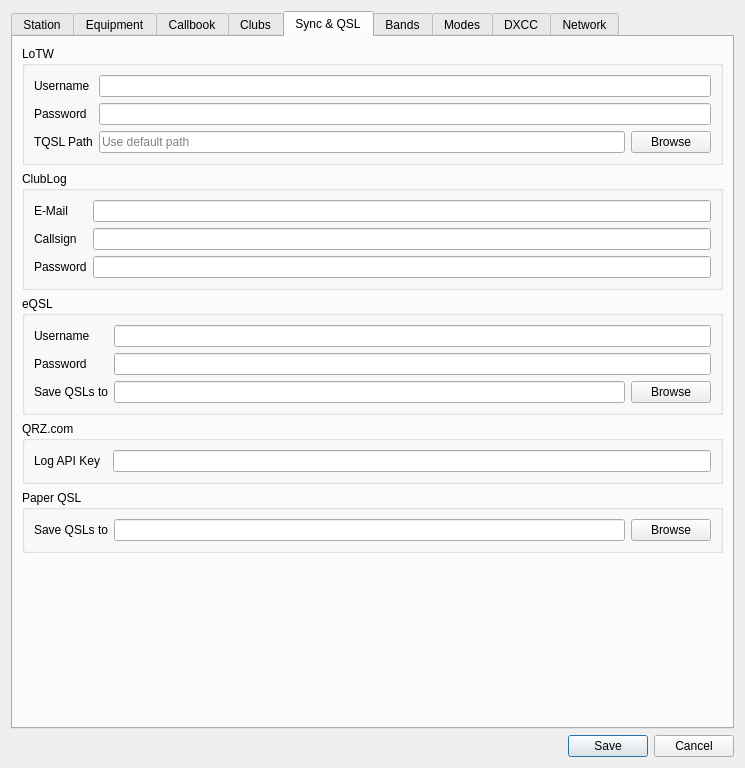
The window that ui/SettingsDialog.ui (k5mcd/QLog) describes before a commit, drawn with Qt 5.
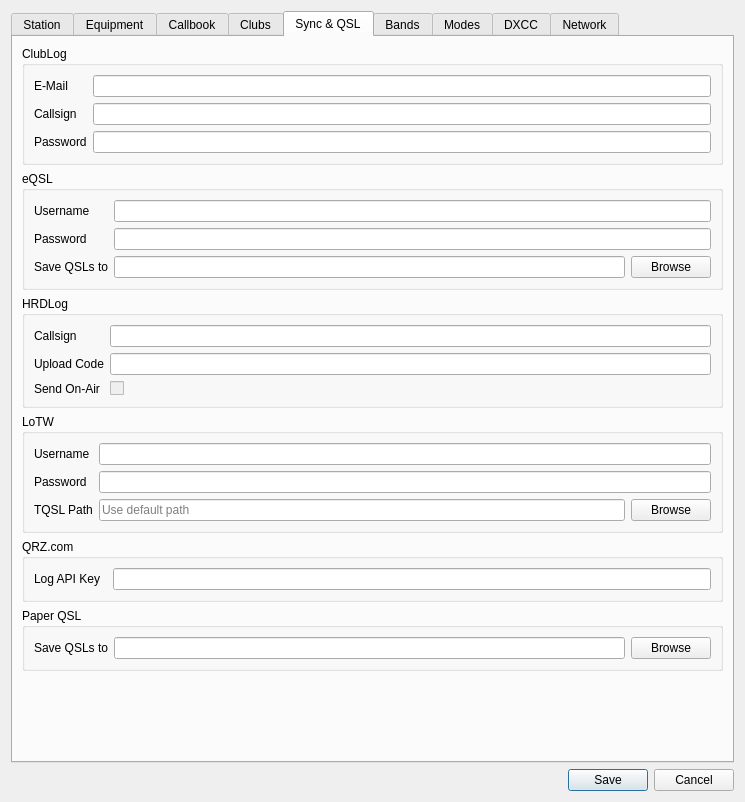
The same window after the commit. The open tabs and pages were chosen to show the change. Icons and pictures are not drawn.

Diff of the .ui file:
```diff
--- a/ui/SettingsDialog.ui
+++ b/ui/SettingsDialog.ui
@@ -7,7 +7,7 @@
     <x>0</x>
     <y>0</y>
     <width>745</width>
-    <height>768</height>
+    <height>802</height>
    </rect>
   </property>
   <property name="windowTitle">
@@ -2942,73 +2942,7 @@
        <string>Sync &amp;&amp; QSL</string>
       </attribute>
       <layout class="QGridLayout" name="gridLayout_6">
-       <item row="3" column="0">
-        <widget class="QGroupBox" name="groupBox_14">
-         <property name="title">
-          <string>QRZ.com</string>
-         </property>
-         <layout class="QFormLayout" name="formLayout_13">
-          <item row="0" column="0">
-           <widget class="QLabel" name="qrzApiKeyLabel">
-            <property name="text">
-             <string>Log API Key  </string>
-            </property>
-           </widget>
-          </item>
-          <item row="0" column="1">
-           <widget class="QLineEdit" name="qrzApiKeyEdit">
-            <property name="echoMode">
-             <enum>QLineEdit::Password</enum>
-            </property>
-           </widget>
-          </item>
-         </layout>
-        </widget>
-       </item>
        <item row="1" column="0">
-        <widget class="QGroupBox" name="groupBox_5">
-         <property name="title">
-          <string>ClubLog</string>
-         </property>
-         <layout class="QFormLayout" name="formLayout_5">
-          <item row="1" column="0">
-           <widget class="QLabel" name="clublogEmailLabel">
-            <property name="text">
-             <string>E-Mail</string>
-            </property>
-           </widget>
-          </item>
-          <item row="1" column="1">
-           <widget class="QLineEdit" name="clublogEmailEdit"/>
-          </item>
-          <item row="2" column="1">
-           <widget class="QLineEdit" name="clublogCallsignEdit"/>
-          </item>
-          <item row="2" column="0">
-           <widget class="QLabel" name="clublogCallsignLabel">
-            <property name="text">
-             <string>Callsign</string>
-            </property>
-           </widget>
-          </item>
-          <item row="3" column="0">
-           <widget class="QLabel" name="clublogPasswordLabel">
-            <property name="text">
-             <string>Password</string>
-            </property>
-           </widget>
-          </item>
-          <item row="3" column="1">
-           <widget class="QLineEdit" name="clublogPasswordEdit">
-            <property name="echoMode">
-             <enum>QLineEdit::Password</enum>
-            </property>
-           </widget>
-          </item>
-         </layout>
-        </widget>
-       </item>
-       <item row="2" column="0">
         <widget class="QGroupBox" name="groupBox_9">
          <property name="title">
           <string>eQSL</string>
@@ -3070,7 +3004,111 @@
          </layout>
         </widget>
        </item>
+       <item row="8" column="0">
+        <widget class="QGroupBox" name="groupBox_16">
+         <property name="title">
+          <string>Paper QSL</string>
+         </property>
+         <layout class="QFormLayout" name="formLayout_15">
+          <item row="0" column="0">
+           <widget class="QLabel" name="paperImageFolderLabel">
+            <property name="text">
+             <string>Save QSLs to</string>
+            </property>
+           </widget>
+          </item>
+          <item row="0" column="1">
+           <layout class="QHBoxLayout" name="horizontalLayout_4">
+            <item>
+             <widget class="QLineEdit" name="paperFolderPathEdit">
+              <property name="readOnly">
+               <bool>true</bool>
+              </property>
+             </widget>
+            </item>
+            <item>
+             <widget class="QPushButton" name="paperFolderPathButton">
+              <property name="text">
+               <string>Browse</string>
+              </property>
+              <property name="icon">
+               <iconset theme="folder-open">
+                <normaloff>.</normaloff>.</iconset>
+              </property>
+             </widget>
+            </item>
+           </layout>
+          </item>
+         </layout>
+        </widget>
+       </item>
        <item row="0" column="0">
+        <widget class="QGroupBox" name="groupBox_5">
+         <property name="title">
+          <string>ClubLog</string>
+         </property>
+         <layout class="QFormLayout" name="formLayout_5">
+          <item row="1" column="0">
+           <widget class="QLabel" name="clublogEmailLabel">
+            <property name="text">
+             <string>E-Mail</string>
+            </property>
+           </widget>
+          </item>
+          <item row="1" column="1">
+           <widget class="QLineEdit" name="clublogEmailEdit"/>
+          </item>
+          <item row="2" column="1">
+           <widget class="QLineEdit" name="clublogCallsignEdit"/>
+          </item>
+          <item row="2" column="0">
+           <widget class="QLabel" name="clublogCallsignLabel">
+            <property name="text">
+             <string>Callsign</string>
+            </property>
+           </widget>
+          </item>
+          <item row="3" column="0">
+           <widget class="QLabel" name="clublogPasswordLabel">
+            <property name="text">
+             <string>Password</string>
+            </property>
+           </widget>
+          </item>
+          <item row="3" column="1">
+           <widget class="QLineEdit" name="clublogPasswordEdit">
+            <property name="echoMode">
+             <enum>QLineEdit::Password</enum>
+            </property>
+           </widget>
+          </item>
+         </layout>
+        </widget>
+       </item>
+       <item row="7" column="0">
+        <widget class="QGroupBox" name="groupBox_14">
+         <property name="title">
+          <string>QRZ.com</string>
+         </property>
+         <layout class="QFormLayout" name="formLayout_13">
+          <item row="0" column="0">
+           <widget class="QLabel" name="qrzApiKeyLabel">
+            <property name="text">
+             <string>Log API Key  </string>
+            </property>
+           </widget>
+          </item>
+          <item row="0" column="1">
+           <widget class="QLineEdit" name="qrzApiKeyEdit">
+            <property name="echoMode">
+             <enum>QLineEdit::Password</enum>
+            </property>
+           </widget>
+          </item>
+         </layout>
+        </widget>
+       </item>
+       <item row="3" column="0">
         <widget class="QGroupBox" name="groupBox_4">
          <property name="title">
           <string>LoTW</string>
@@ -3135,7 +3173,7 @@
          </layout>
         </widget>
        </item>
-       <item row="5" column="0">
+       <item row="9" column="0">
         <spacer name="verticalSpacer_2">
          <property name="orientation">
           <enum>Qt::Vertical</enum>
@@ -3148,40 +3186,64 @@
          </property>
         </spacer>
        </item>
-       <item row="4" column="0">
-        <widget class="QGroupBox" name="groupBox_16">
+       <item row="2" column="0">
+        <widget class="QGroupBox" name="groupBox_6">
          <property name="title">
-          <string>Paper QSL</string>
+          <string>HRDLog</string>
          </property>
-         <layout class="QFormLayout" name="formLayout_15">
+         <layout class="QFormLayout" name="formLayout_11">
           <item row="0" column="0">
-           <widget class="QLabel" name="paperImageFolderLabel">
+           <widget class="QLabel" name="hrdlogCallsignLabel">
             <property name="text">
-             <string>Save QSLs to</string>
+             <string>Callsign</string>
             </property>
            </widget>
           </item>
           <item row="0" column="1">
-           <layout class="QHBoxLayout" name="horizontalLayout_4">
-            <item>
-             <widget class="QLineEdit" name="paperFolderPathEdit">
-              <property name="readOnly">
-               <bool>true</bool>
-              </property>
-             </widget>
-            </item>
-            <item>
-             <widget class="QPushButton" name="paperFolderPathButton">
-              <property name="text">
-               <string>Browse</string>
-              </property>
-              <property name="icon">
-               <iconset theme="folder-open">
-                <normaloff>.</normaloff>.</iconset>
-              </property>
-             </widget>
-            </item>
-           </layout>
+           <widget class="QLineEdit" name="hrdlogCallsignEdit"/>
+          </item>
+          <item row="1" column="0">
+           <widget class="QLabel" name="hrdlogUploadCodeLabel">
+            <property name="toolTip">
+             <string>It is not a password. It is the upload code received via email after the registration to HRDLOG..net</string>
+            </property>
+            <property name="text">
+             <string>Upload Code</string>
+            </property>
+           </widget>
+          </item>
+          <item row="1" column="1">
+           <widget class="QLineEdit" name="hrdlogUploadCodeEdit">
+            <property name="toolTip">
+             <string>It is not a password. It is the upload code received via email after the registration to HRDLOG..net</string>
+            </property>
+            <property name="echoMode">
+             <enum>QLineEdit::Password</enum>
+            </property>
+           </widget>
+          </item>
+          <item row="2" column="0">
+           <widget class="QLabel" name="hrdlogOnAirLabel">
+            <property name="toolTip">
+             <string>If it is enabled and Rig is connected then QLog periodically sends On-Air messages to HRDLog</string>
+            </property>
+            <property name="text">
+             <string>Send On-Air</string>
+            </property>
+           </widget>
+          </item>
+          <item row="2" column="1">
+           <widget class="QCheckBox" name="hrdlogOnAirCheckBox">
+            <property name="enabled">
+             <bool>false</bool>
+            </property>
+            <property name="toolTip">
+             <string>If it is enabled and Rig is connected then QLog periodically sends On-Air messages to HRDLog</string>
+            </property>
+            <property name="text">
+             <string/>
+            </property>
+           </widget>
           </item>
          </layout>
         </widget>
```
Left out of the diff: 140 changed lines with no effect on the pictures.
